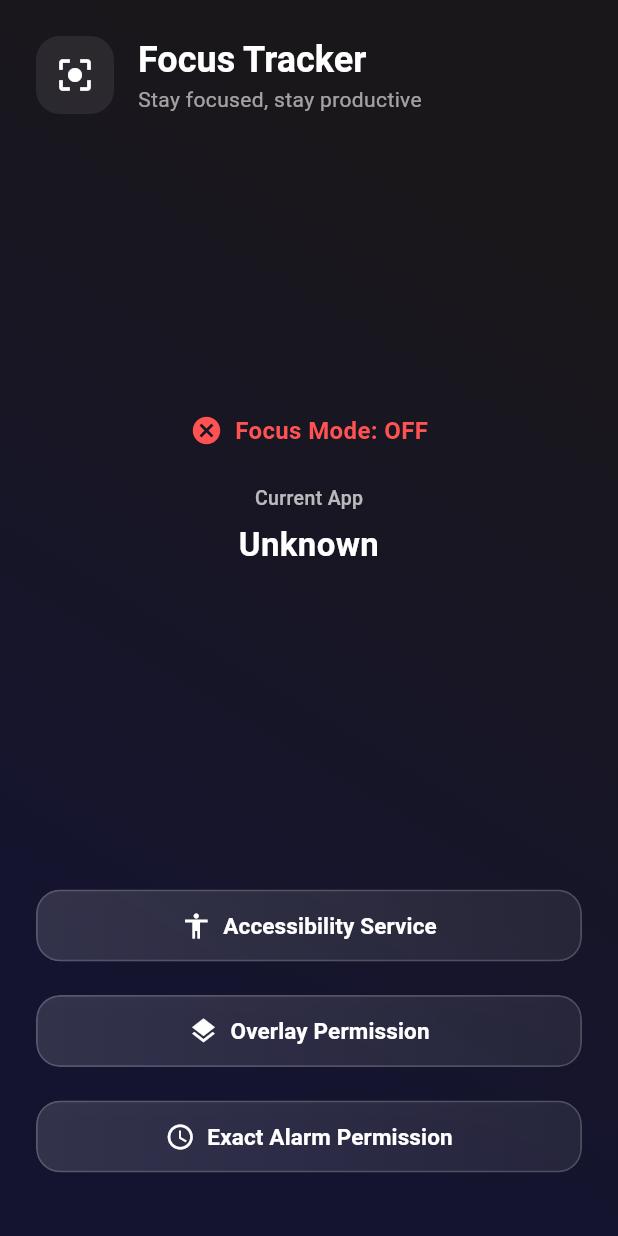
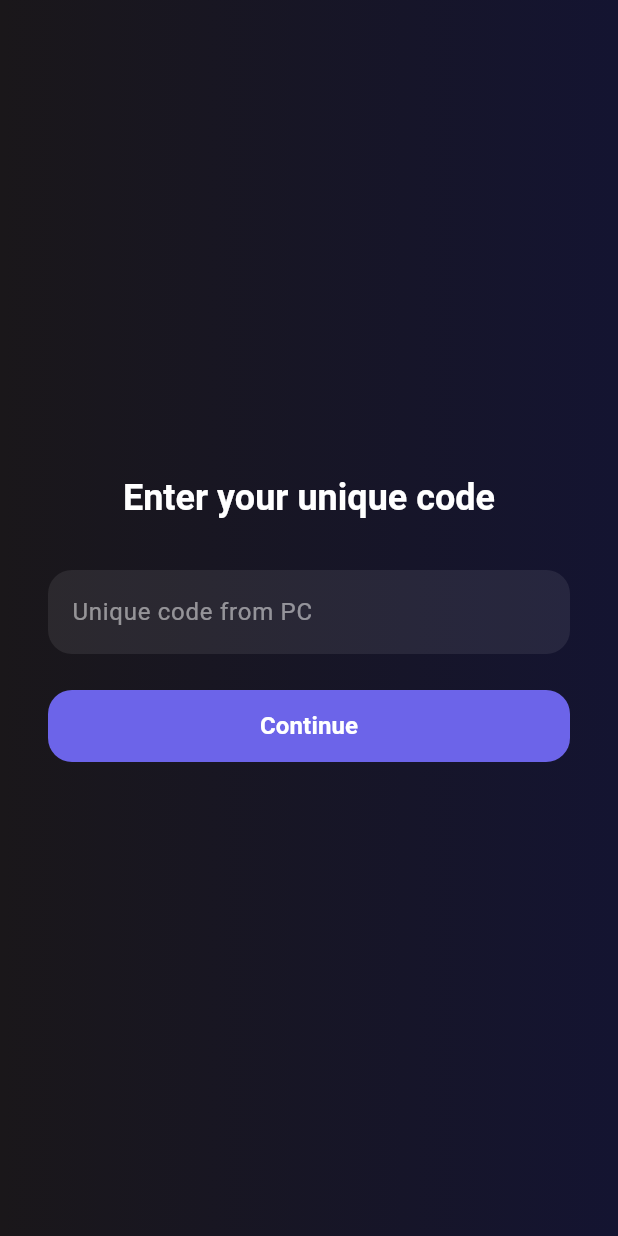
Before and after one commit to Zyphon12342/HarmonicDistruptionApp, a Flutter app: the screen it shows after launch, on a phone screen of 412 x 824 dp. Run offline on Flutter 3.47's test engine with Material 3 defaults, Android fonts, the phone set to English and light mode, and no system bars; our stand-ins replace firebase_core, firebase_database, flutter_dotenv; missing offline and left inert: android_intent_plus; accounts and stored records are empty; Roboto replaces fonts that are missing (Montserrat).

Commit message:
initial code from pc page added

```diff
--- a/focus/lib/main.dart
+++ b/focus/lib/main.dart
@@ -13,11 +13,11 @@ Future<void> main() async {
   WidgetsFlutterBinding.ensureInitialized();
   await dotenv.load();
   await Firebase.initializeApp();
-  runApp(const MyApp());
+  runApp(const SynapseApp());
 }
 
-class MyApp extends StatelessWidget {
-  const MyApp({super.key});
+class SynapseApp extends StatelessWidget {
+  const SynapseApp({super.key});
   @override
   Widget build(BuildContext context) {
     return MaterialApp(
@@ -29,7 +29,143 @@ class MyApp extends StatelessWidget {
         fontFamily: 'Montserrat',
       ),
       debugShowCheckedModeBanner: false,
-      home: const HomePage(),
+      home: const CodeEntryPage(),
+    );
+  }
+}
+
+class CodeEntryPage extends StatefulWidget {
+  const CodeEntryPage({super.key});
+
+  @override
+  State<CodeEntryPage> createState() => _CodeEntryPageState();
+}
+
+class _CodeEntryPageState extends State<CodeEntryPage> {
+  final TextEditingController _controller = TextEditingController();
+  bool _loading = false;
+  String? _error;
+
+  Future<void> _checkCode() async {
+    setState(() {
+      _loading = true;
+      _error = null;
+    });
+    final code = _controller.text.trim();
+    try {
+      final dbUrl = dotenv.env['FIREBASE_DB_URL'] ?? '';
+      final dbRef = FirebaseDatabase.instanceFor(
+        app: Firebase.app(),
+        databaseURL: dbUrl,
+      ).ref();
+      final snapshot = await dbRef.child('users/$code').get();
+      if (snapshot.exists) {
+        Navigator.of(context).pushReplacement(
+          MaterialPageRoute(builder: (_) => const HomePage()),
+        );
+      } else {
+        setState(() => _error = 'Invalid code');
+      }
+    } catch (e) {
+      setState(() => _error = 'Error: $e');
+    } finally {
+      setState(() => _loading = false);
+    }
+  }
+
+  @override
+  Widget build(BuildContext context) {
+    final angle = DateTime.now().millisecondsSinceEpoch / 1000 * 2 * pi / 20;
+    return Scaffold(
+      body: AnimatedBuilder(
+        animation: Listenable.merge([]), // dummy to force rebuild
+        builder: (context, child) {
+          return Container(
+            decoration: BoxDecoration(
+              gradient: LinearGradient(
+                begin: Alignment(cos(angle), sin(angle)),
+                end: Alignment(-cos(angle), -sin(angle)),
+                colors: const [
+                  Color(0xFF141431),
+                  Color(0xFF1A171A),
+                ],
+              ),
+            ),
+            child: child,
+          );
+        },
+        child: SafeArea(
+          child: Center(
+            child: Padding(
+              padding: const EdgeInsets.symmetric(horizontal: 32),
+              child: Column(
+                mainAxisAlignment: MainAxisAlignment.center,
+                children: [
+                  Text(
+                    'Enter your unique code',
+                    style: Theme.of(context).textTheme.headlineSmall?.copyWith(
+                          color: Colors.white,
+                          fontWeight: FontWeight.bold,
+                        ),
+                  ),
+                  const SizedBox(height: 32),
+                  TextField(
+                    controller: _controller,
+                    enabled: !_loading,
+                    style: const TextStyle(color: Colors.white),
+                    decoration: InputDecoration(
+                      hintText: 'Unique code from PC',
+                      hintStyle: TextStyle(color: Colors.white.withOpacity(0.5)),
+                      filled: true,
+                      fillColor: Colors.white.withOpacity(0.08),
+                      border: OutlineInputBorder(
+                        borderRadius: BorderRadius.circular(16),
+                        borderSide: BorderSide.none,
+                      ),
+                      errorText: _error,
+                    ),
+                    textInputAction: TextInputAction.done,
+                    onSubmitted: (_) => _checkCode(),
+                  ),
+                  const SizedBox(height: 24),
+                  SizedBox(
+                    width: double.infinity,
+                    height: 48,
+                    child: ElevatedButton(
+                      onPressed: _loading ? null : _checkCode,
+                      style: ElevatedButton.styleFrom(
+                        backgroundColor: const Color(0xFF6C64E9),
+                        shape: RoundedRectangleBorder(
+                          borderRadius: BorderRadius.circular(16),
+                        ),
+                        elevation: 0,
+                        padding: const EdgeInsets.symmetric(horizontal: 18, vertical: 12),
+                      ),
+                      child: _loading
+                          ? const SizedBox(
+                              width: 24,
+                              height: 24,
+                              child: CircularProgressIndicator(
+                                color: Colors.white,
+                                strokeWidth: 2.5,
+                              ),
+                            )
+                          : const Text(
+                              'Continue',
+                              style: TextStyle(
+                                color: Colors.white,
+                                fontSize: 16,
+                                fontWeight: FontWeight.w600,
+                              ),
+                            ),
+                    ),
+                  ),
+                ],
+              ),
+            ),
+          ),
+        ),
+      ),
     );
   }
 }
@@ -214,7 +350,7 @@ class _HomePageState extends State<HomePage> with TickerProviderStateMixin {
                             crossAxisAlignment: CrossAxisAlignment.start,
                             children: [
                               Text(
-                                'Focus Tracker',
+                                'Synapse',
                                 style: Theme.of(context).textTheme.headlineSmall?.copyWith(
                                   color: Colors.white,
                                   fontWeight: FontWeight.bold,
```
Also changed, not shown: 1 other file.
